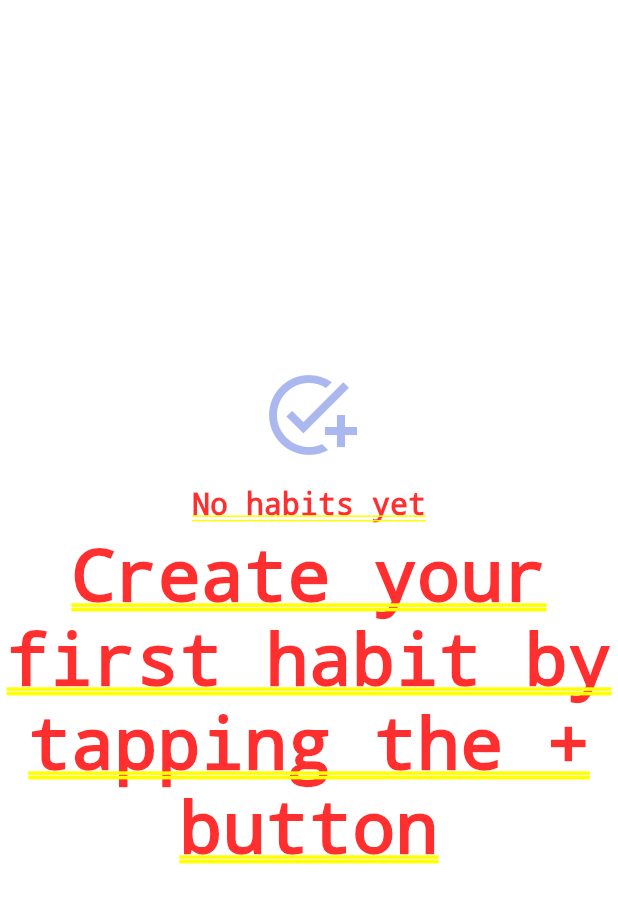
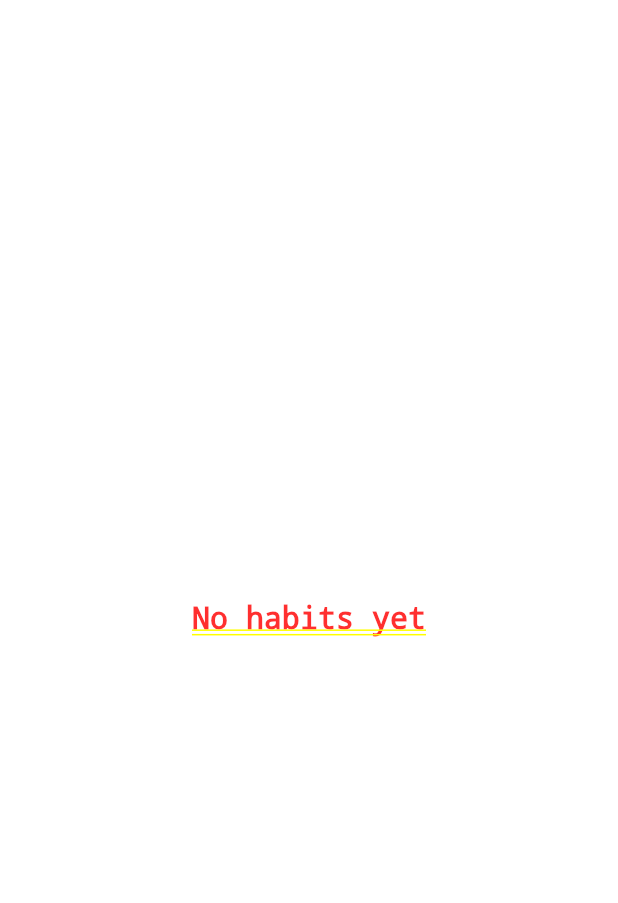
Before and after one commit to dbl8005/lyfer, a Flutter app: the HabitsScreen screen opened by its route, on a phone screen of 412 x 824 dp. Shown: the top 903 px of the screen. Run offline on Flutter 3.47's test engine with Material 3 defaults, Android fonts, the phone set to English and light mode, and no system bars; our stand-ins replace cloud_firestore, firebase_auth, firebase_core, flutter_colorpicker, flutter_riverpod, go_router and 4 more; accounts and stored records are empty.

Commit message:
Refactor HabitsScreen and HabitTile for improved layout and user interaction

```diff
--- a/lib/features/habits/presentation/screens/habits_screen.dart
+++ b/lib/features/habits/presentation/screens/habits_screen.dart
@@ -52,15 +52,15 @@ class _HabitsScreenState extends ConsumerState<HabitsScreen> {
         final habitsBySection = _groupHabitsBySection(habits);
 
         return SingleChildScrollView(
-          physics: const AlwaysScrollableScrollPhysics(),
           child: Padding(
-            padding: const EdgeInsets.all(16.0),
+            padding: const EdgeInsets.symmetric(horizontal: 16),
             child: Column(
               crossAxisAlignment: CrossAxisAlignment.start,
               children: [
                 // Build sections in the determined order
                 for (int i = 0; i < sectionOrder.length; i++)
                   Column(
+                    crossAxisAlignment: CrossAxisAlignment.start,
                     children: [
                       _buildHabitSection(
                         context: context,
@@ -68,11 +68,15 @@ class _HabitsScreenState extends ConsumerState<HabitsScreen> {
                         habits: habitsBySection[sectionOrder[i]] ?? [],
                         isCurrentSection: sectionOrder[i] == currentDaySection,
                       ),
-                      if (i < sectionOrder.length - 1)
-                        const SizedBox(height: 24),
+                      Divider(
+                        color: Theme.of(context)
+                            .colorScheme
+                            .outline
+                            .withValues(alpha: 0.3),
+                      ),
                     ],
                   ),
-                const SizedBox(height: 16),
+                const SizedBox(height: 130), // Bottom padding
               ],
             ),
           ),
@@ -155,23 +159,12 @@ class _HabitsScreenState extends ConsumerState<HabitsScreen> {
       child: Column(
         mainAxisAlignment: MainAxisAlignment.center,
         children: [
-          Icon(
-            Icons.add_task,
-            size: 64,
-            color: Theme.of(context).colorScheme.primary.withOpacity(0.5),
-          ),
-          const SizedBox(height: 16),
           const Text(
             'No habits yet',
             style: TextStyle(
               fontSize: 20,
               fontWeight: FontWeight.bold,
             ),
-          ),
-          const SizedBox(height: 8),
-          const Text(
-            'Create your first habit by tapping the + button',
-            textAlign: TextAlign.center,
           ),
         ],
       ),
@@ -248,7 +241,9 @@ class _HabitsScreenState extends ConsumerState<HabitsScreen> {
   }
 
   Widget _buildEmptySectionMessage(DaySection section) {
-    return Container(
+    return Column(
+      children: [
+        Container(
           padding: const EdgeInsets.all(16),
           margin: const EdgeInsets.only(top: 8),
           decoration: BoxDecoration(
@@ -266,25 +261,25 @@ class _HabitsScreenState extends ConsumerState<HabitsScreen> {
               ),
             ),
           ),
+        ),
+        const SizedBox(height: 12),
+      ],
     );
   }
 
   Widget _buildHabitsList(List<HabitModel> habits) {
-    return ListView.separated(
+    return ListView.builder(
       physics: const NeverScrollableScrollPhysics(),
       shrinkWrap: true,
       itemCount: habits.length,
-      separatorBuilder: (context, index) => const SizedBox(height: 8),
+      padding: EdgeInsets.symmetric(
+        vertical: 0,
+        horizontal: 0,
+      ),
       itemBuilder: (context, index) {
         final habit = habits[index];
-        return Card(
-          elevation: 0,
-          shape: RoundedRectangleBorder(
-            borderRadius: BorderRadius.circular(12),
-            side: BorderSide(
-              color: Theme.of(context).colorScheme.outline.withOpacity(0.3),
-            ),
-          ),
+        return Padding(
+          padding: const EdgeInsets.symmetric(vertical: 4),
           child: HabitTile(habit: habit),
         );
       },
```
Also changed, not shown: lib/features/habits/presentation/widgets/habit_tile.dart (+19 -11 lines). Lines whose indentation alone changed are shown as unchanged.
